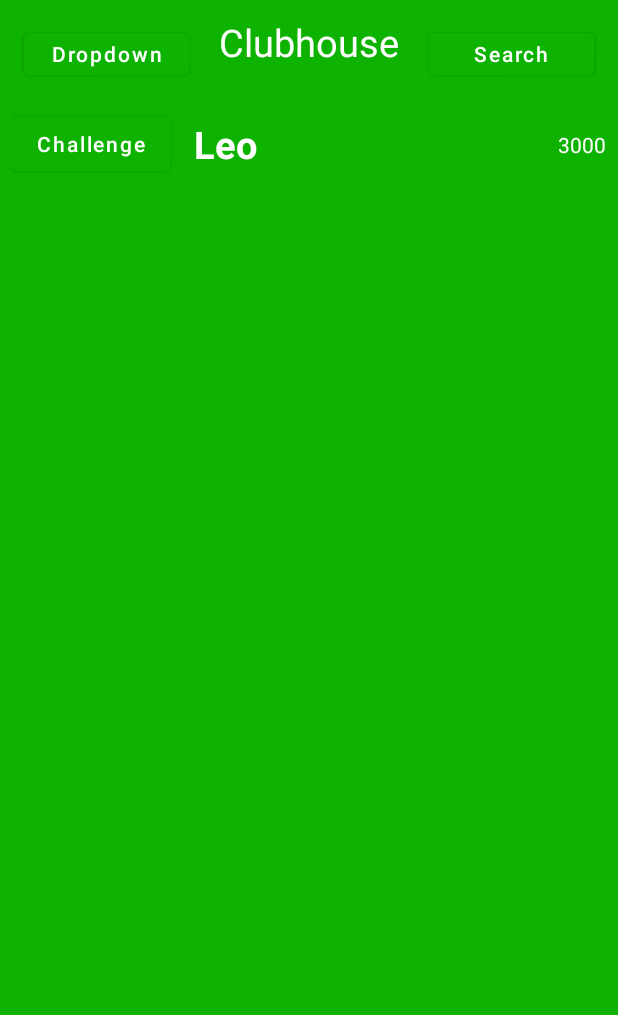
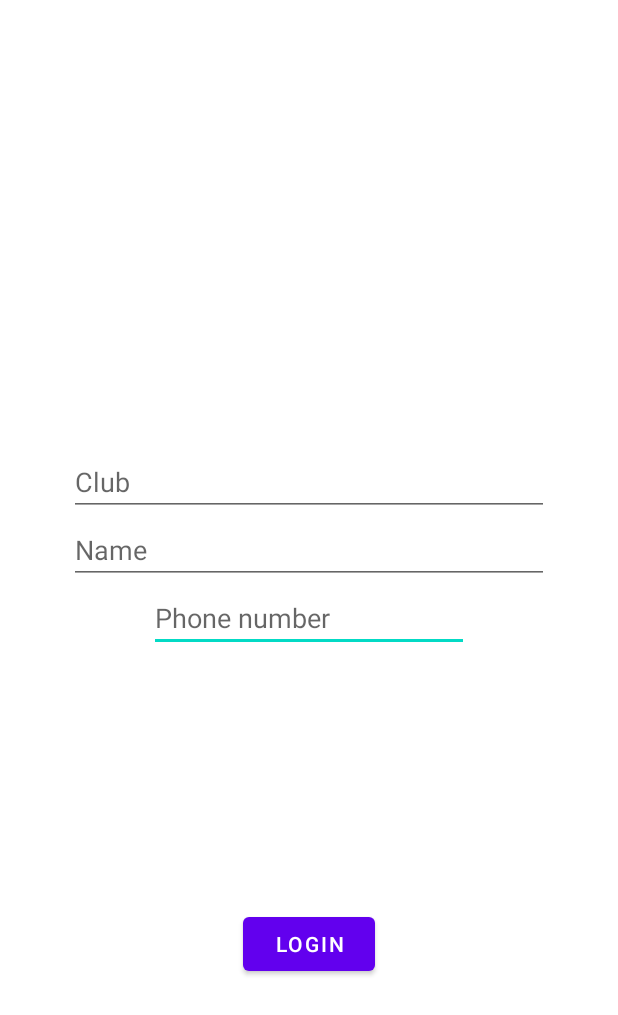
Before and after one commit to LeoSanitt/PolterGeorge, an Android app: the screen it shows after launch (MainActivity before the commit, LoginActivity after it), on a phone screen of 412 x 824 dp. Shown: the top 1015 px of the screen. Run offline under Robolectric (Android 15) with nearby library versions, the phone set to English and light mode, and no system bars.

Commit message:
adding a login screen - no actual firebase functionality yet though

```diff
--- a/app/build.gradle
+++ b/app/build.gradle
@@ -41,11 +41,12 @@ dependencies {
     implementation 'androidx.appcompat:appcompat:1.2.0'
     implementation 'com.google.android.material:material:1.2.1'
     implementation 'androidx.constraintlayout:constraintlayout:2.0.4'
-    implementation 'com.google.android.material:material:1.3.0-alpha02'
+    implementation 'com.google.android.material:material:1.3.0-beta01'
     testImplementation 'junit:junit:4.+'
     androidTestImplementation 'androidx.test.ext:junit:1.1.2'
     androidTestImplementation 'androidx.test.espresso:espresso-core:3.3.0'
     implementation 'androidx.recyclerview:recyclerview:1.1.0'
     implementation platform('com.google.firebase:firebase-bom:26.3.0')
+    implementation 'com.google.firebase:firebase-auth-ktx'
     implementation 'com.google.firebase:firebase-analytics-ktx'
 }
--- a/app/src/main/AndroidManifest.xml
+++ b/app/src/main/AndroidManifest.xml
@@ -9,13 +9,14 @@
         android:roundIcon="@mipmap/ic_launcher_round"
         android:supportsRtl="true"
         android:theme="@style/Theme.MyApplication">
-        <activity android:name=".Tapptrial.MainActivity">
+        <activity android:name=".Tapptrial.LoginActivity">
             <intent-filter>
                 <action android:name="android.intent.action.MAIN" />
 
                 <category android:name="android.intent.category.LAUNCHER" />
             </intent-filter>
         </activity>
+        <activity android:name=".Tapptrial.MainActivity"></activity>
     </application>
 
 </manifest>
--- /dev/null
+++ b/app/src/main/java/com/example/myapplication/Tapptrial/LoginActivity.kt
@@ -0,0 +1,40 @@
+package com.example.myapplication.Tapptrial
+
+import androidx.appcompat.app.AppCompatActivity
+import android.os.Bundle
+import android.text.TextUtils
+import android.widget.Toast
+import android.widget.Toast.LENGTH_LONG
+import com.example.myapplication.R
+import com.google.android.material.snackbar.Snackbar
+import kotlinx.android.synthetic.main.activity_login.*
+
+class LoginActivity : AppCompatActivity() {
+    private fun validateDetails(): Boolean {
+        return when {
+            TextUtils.isEmpty(etClub.text.toString().trim { it <= ' ' }) -> {
+                val error = Toast.makeText(applicationContext, R.string.no_club, LENGTH_LONG)
+                error.show()
+                false
+            }
+            TextUtils.isEmpty(etName.text.toString().trim { it <= ' ' }) -> {
+                val error = Toast.makeText(applicationContext, R.string.no_name, LENGTH_LONG)
+                error.show()
+                false
+
+            }
+            TextUtils.isEmpty(etPhoneNumber.text.toString().trim { it <= ' ' }) -> {
+                val error = Toast.makeText(applicationContext, R.string.no_phone, LENGTH_LONG)
+                error.show()
+                false
+
+            }
+            else -> true
+        }
+    }
+    override fun onCreate(savedInstanceState: Bundle?) {
+        super.onCreate(savedInstanceState)
+        setContentView(R.layout.activity_login)
+        val login = btnLogin.setOnClickListener{validateDetails()}
+    }
+}
--- /dev/null
+++ b/app/src/main/res/layout/activity_login.xml
@@ -0,0 +1,56 @@
+<?xml version="1.0" encoding="utf-8"?>
+<androidx.constraintlayout.widget.ConstraintLayout xmlns:android="http://schemas.android.com/apk/res/android"
+    xmlns:app="http://schemas.android.com/apk/res-auto"
+    xmlns:tools="http://schemas.android.com/tools"
+    android:layout_width="match_parent"
+    android:layout_height="match_parent"
+    tools:context=".Tapptrial.LoginActivity">
+
+    <Button
+        android:id="@+id/btnLogin"
+        android:layout_width="wrap_content"
+        android:layout_height="wrap_content"
+        android:text="@string/login"
+        app:layout_constraintBottom_toBottomOf="parent"
+        app:layout_constraintEnd_toEndOf="parent"
+        app:layout_constraintHorizontal_bias="0.5"
+        app:layout_constraintStart_toStartOf="parent"
+        app:layout_constraintTop_toBottomOf="@+id/etPhoneNumber" />
+
+    <EditText
+        android:id="@+id/etPhoneNumber"
+        android:layout_width="wrap_content"
+        android:layout_height="wrap_content"
+        android:ems="10"
+        android:hint="@string/enter_phone"
+        android:inputType="phone"
+        app:layout_constraintBottom_toBottomOf="parent"
+        app:layout_constraintEnd_toEndOf="parent"
+        app:layout_constraintHorizontal_bias="0.5"
+        app:layout_constraintStart_toStartOf="parent"
+        app:layout_constraintTop_toTopOf="parent" />
+
+    <EditText
+        android:id="@+id/etName"
+        android:layout_width="wrap_content"
+        android:layout_height="wrap_content"
+        android:ems="15"
+        android:hint="@string/enter_name"
+        app:layout_constraintBottom_toTopOf="@+id/etPhoneNumber"
+        app:layout_constraintEnd_toEndOf="parent"
+        app:layout_constraintHorizontal_bias="0.5"
+        app:layout_constraintStart_toStartOf="parent" />
+
+    <EditText
+        android:id="@+id/etClub"
+        android:layout_width="wrap_content"
+        android:layout_height="wrap_content"
+        android:hint="@string/enter_club"
+        android:ems="15"
+        app:layout_constraintBottom_toTopOf="@+id/etName"
+        app:layout_constraintEnd_toEndOf="parent"
+        app:layout_constraintHorizontal_bias="0.5"
+        app:layout_constraintStart_toStartOf="parent" />
+
+
+</androidx.constraintlayout.widget.ConstraintLayout>
--- a/app/src/main/res/values/strings.xml
+++ b/app/src/main/res/values/strings.xml
@@ -4,5 +4,16 @@
     <string name="search">Search</string>
     <string name="tennisapp">TennisApp</string>
     <string name="challenge">Challenge</string>
+    <string name="enter_name">Name</string>
+    <string name="enter_club">Club</string>
+    <string name="enter_phone">Phone number</string>
+    <string name="login">Login</string>
+    <string name="no_club">Enter your club</string>
+    <string name="no_name">Enter your name</string>
+    <string name="no_phone">Enter your phone number</string>
+
+
+
+
 
 </resources>
```
